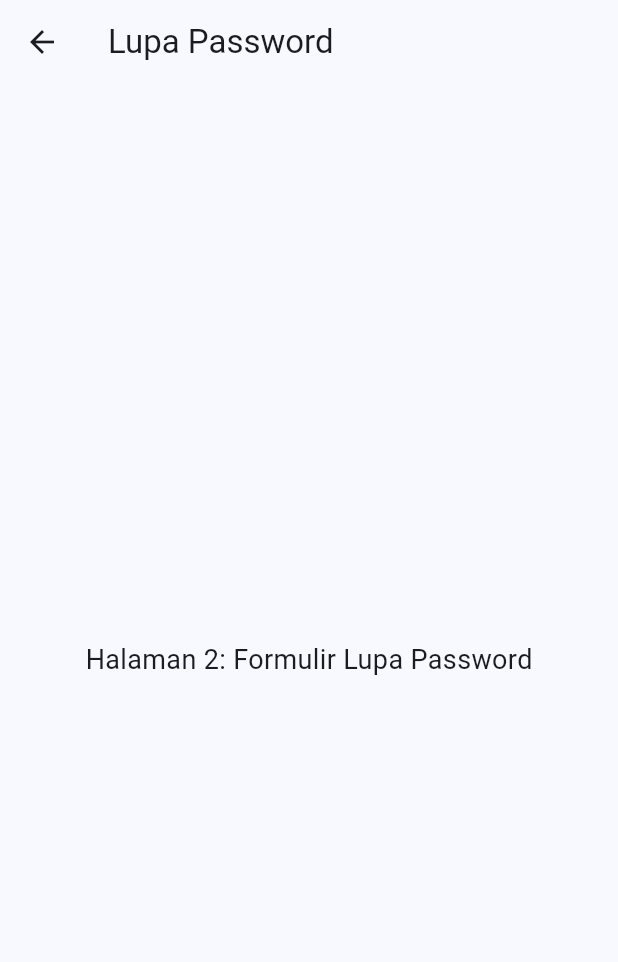
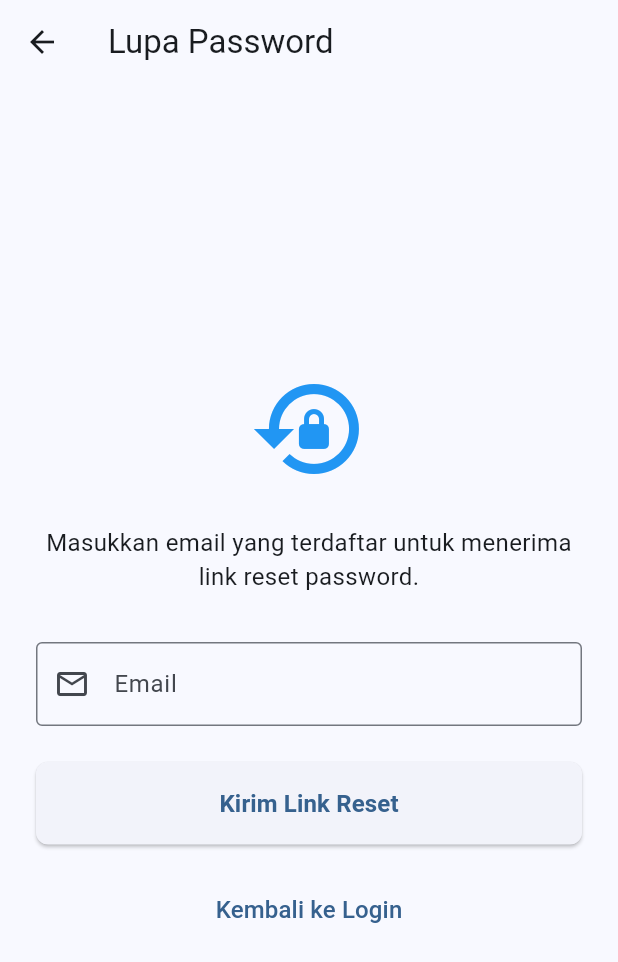
Before and after one commit to NovaPerwira/uts-mobile, a Flutter app: the ForgotPasswordScreen screen opened by its route, on a phone screen of 412 x 824 dp. Shown: the top 962 px of the screen. Run offline on Flutter 3.47's test engine with Material 3 defaults, Android fonts, the phone set to English and light mode, and no system bars.

Commit message:
feat: add forgot password screen with email validation and reset functionality

```diff
--- a/lib/screens/forgot_password_screen.dart
+++ b/lib/screens/forgot_password_screen.dart
@@ -1,7 +1,49 @@
 import 'package:flutter/material.dart';
 
-class ForgotPasswordScreen extends StatelessWidget {
+class ForgotPasswordScreen extends StatefulWidget {
   const ForgotPasswordScreen({super.key});
+
+  @override
+  State<ForgotPasswordScreen> createState() => _ForgotPasswordScreenState();
+}
+
+class _ForgotPasswordScreenState extends State<ForgotPasswordScreen> {
+  final _formKey = GlobalKey<FormState>();
+  final TextEditingController _emailController = TextEditingController();
+  bool _isLoading = false;
+
+  void _submitForm() async {
+    // Memvalidasi form input email
+    if (_formKey.currentState!.validate()) {
+      setState(() {
+        _isLoading = true; // Set loading state
+      });
+
+      // Simulasi proses jaringan/pengiriman email (2 detik)
+      await Future.delayed(const Duration(seconds: 2));
+
+      if (!mounted) return;
+
+      setState(() {
+        _isLoading = false; // Hentikan loading state
+      });
+
+      // Tampilkan feedback visual menggunakan SnackBar
+      ScaffoldMessenger.of(context).showSnackBar(
+        const SnackBar(
+          content: Text('Link reset telah dikirim ke email Anda'),
+          backgroundColor: Colors.green,
+          behavior: SnackBarBehavior.floating,
+        ),
+      );
+    }
+  }
+
+  @override
+  void dispose() {
+    _emailController.dispose();
+    super.dispose();
+  }
 
   @override
   Widget build(BuildContext context) {
@@ -9,10 +51,102 @@ class ForgotPasswordScreen extends StatelessWidget {
       appBar: AppBar(
         title: const Text('Lupa Password'),
       ),
-      body: const Center(
-        child: Text(
-          'Halaman 2: Formulir Lupa Password',
-          style: TextStyle(fontSize: 18),
+      // Penerapan SafeArea sebagai widget pembungkus utama
+      body: SafeArea(
+        // Penerapan Padding sesuai instruksi
+        child: Padding(
+          padding: const EdgeInsets.all(24.0),
+          child: Center(
+            child: SingleChildScrollView(
+              child: Form(
+                key: _formKey,
+                // Penerapan Column sesuai instruksi
+                child: Column(
+                  mainAxisAlignment: MainAxisAlignment.center,
+                  crossAxisAlignment: CrossAxisAlignment.stretch,
+                  children: [
+                    const Icon(
+                      Icons.lock_reset,
+                      size: 80,
+                      color: Colors.blue,
+                    ),
+                    // Penerapan SizedBox sesuai instruksi
+                    const SizedBox(height: 24),
+                    const Text(
+                      'Masukkan email yang terdaftar untuk menerima link reset password.',
+                      textAlign: TextAlign.center,
+                      style: TextStyle(fontSize: 16),
+                    ),
+                    const SizedBox(height: 32),
+
+                    // Form input email dengan validasi
+                    TextFormField(
+                      controller: _emailController,
+                      keyboardType: TextInputType.emailAddress,
+                      decoration: const InputDecoration(
+                        labelText: 'Email',
+                        hintText: 'Masukkan email Anda',
+                        border: OutlineInputBorder(),
+                        prefixIcon: Icon(Icons.email_outlined),
+                      ),
+                      validator: (value) {
+                        if (value == null || value.isEmpty) {
+                          return 'Email tidak boleh kosong';
+                        }
+                        // Validasi format email menggunakan RegExp
+                        final emailRegex = RegExp(
+                            r'^[a-zA-Z0-9._%-]+@[a-zA-Z0-9.-]+\.[a-zA-Z]{2,4}$');
+                        if (!emailRegex.hasMatch(value)) {
+                          return 'Format email tidak valid';
+                        }
+                        return null;
+                      },
+                    ),
+                    const SizedBox(height: 24),
+
+                    // Tombol "Kirim Link Reset" dengan loading state
+                    ElevatedButton(
+                      onPressed: _isLoading ? null : _submitForm,
+                      style: ElevatedButton.styleFrom(
+                        padding: const EdgeInsets.symmetric(vertical: 16),
+                        shape: RoundedRectangleBorder(
+                          borderRadius: BorderRadius.circular(8),
+                        ),
+                      ),
+                      child: _isLoading
+                          ? const SizedBox(
+                              height: 24,
+                              width: 24,
+                              child: CircularProgressIndicator(
+                                strokeWidth: 2.5,
+                              ),
+                            )
+                          : const Text(
+                              'Kirim Link Reset',
+                              style: TextStyle(
+                                  fontSize: 16, fontWeight: FontWeight.bold),
+                            ),
+                    ),
+                    const SizedBox(height: 16),
+
+                    // Tombol "Kembali ke Login" menggunakan Navigator.pop
+                    TextButton(
+                      onPressed: () {
+                        Navigator.pop(context); // Kembali ke halaman sebelumnya
+                      },
+                      style: TextButton.styleFrom(
+                        padding: const EdgeInsets.symmetric(vertical: 16),
+                      ),
+                      child: const Text(
+                        'Kembali ke Login',
+                        style: TextStyle(fontSize: 16),
+                      ),
+                    ),
+                  ],
+                ),
+              ),
+            ),
+          ),
         ),
       ),
     );
```
